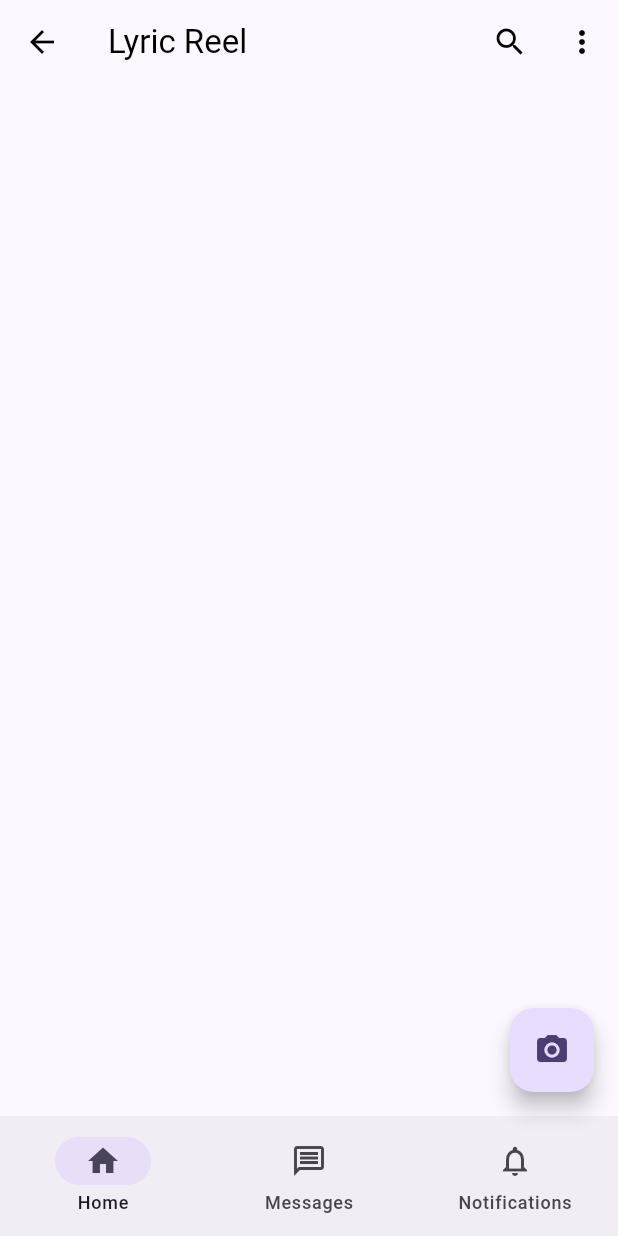
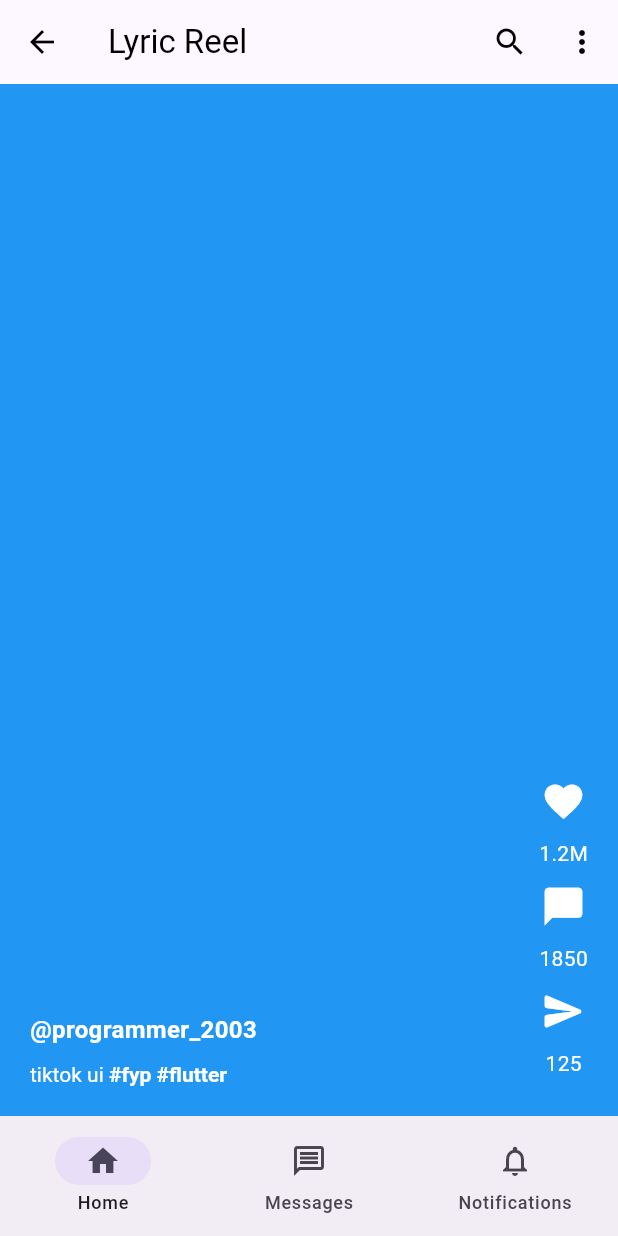
Before and after one commit to buzurg2003/lyric_reel, a Flutter app: the HomePage screen opened by its route, on a phone screen of 412 x 824 dp. Run offline on Flutter 3.47's test engine with Material 3 defaults, Android fonts, the phone set to English and light mode, and no system bars.

Commit message:
Updated: bottom_navigation_home_page.dart, button.dart, home_page.dart, post_template.dart was modified

```diff
--- a/lib/pages/home_page/bottom_navigation_home_page.dart
+++ b/lib/pages/home_page/bottom_navigation_home_page.dart
@@ -1,4 +1,7 @@
 import 'package:flutter/material.dart';
+import 'package:lyric_reel/theme/app_colors.dart';
+import 'package:lyric_reel/util/post_template.dart';
+
 class BottomNavigationHomePage extends StatefulWidget {
   const BottomNavigationHomePage({Key? key}) : super(key: key);
 
@@ -9,15 +12,14 @@ class BottomNavigationHomePage extends StatefulWidget {
 class _BottomNavigationHomePageState extends State<BottomNavigationHomePage> {
   @override
   Widget build(BuildContext context) {
-    return Scaffold(
-      body: Stack(
-        children: [
-          ListView(
-            children: [
-
-            ],
-          ),
-        ],
+    return PostTemplate(
+      username: 'programmer_2003',
+      videoDescription: 'tiktok ui',
+      numberOfLikes: '1.2M',
+      numberOfComments: '1850',
+      numberOfShares: '125',
+      userPost: Container(
+        color: AppColors.blueColor,
       ),
     );
   }
--- a/lib/pages/home_page/home_page.dart
+++ b/lib/pages/home_page/home_page.dart
@@ -73,16 +73,15 @@ class _MyHomePageState extends State<HomePage> {
           });
         },
       ),
-      floatingActionButton: AnimatedSwitcher(
-        duration: Duration(milliseconds: 10),
-        child: currentPageIndex == 0
-            ? FloatingActionButton(
-          key: Key('home'),
-          child: Icon(Icons.camera_alt),
-          onPressed: () {},
-        )
-            : null,
-      ),
+      // floatingActionButton: AnimatedSwitcher(
+      //   duration: Duration(milliseconds: 10),
+      //   child: currentPageIndex == 0
+      //       ? FloatingActionButton(
+      //     key: Key('home'),
+      //     child: Icon(Icons.camera_alt),
+      //     onPressed: () {},
+      //   ) : null,
+      // ),
     );
   }
 
--- /dev/null
+++ b/lib/util/button.dart
@@ -0,0 +1,35 @@
+import 'package:flutter/material.dart';
+import 'package:lyric_reel/theme/app_colors.dart';
+
+class MyButton extends StatelessWidget {
+  final icon;
+  final String number;
+
+  const MyButton({
+    this.icon,
+    required this.number
+  });
+
+  @override
+  Widget build(BuildContext context) {
+    return Padding(
+      padding: const EdgeInsets.symmetric(vertical: 5.0),
+      child: Column(
+        children: [
+          Icon(
+            icon,
+            color: AppColors.white,
+            size: 30,
+          ),
+          SizedBox(height: 10,),
+          Text(
+            number,
+            style: TextStyle(
+              color: AppColors.white
+            ),
+          )
+        ],
+      ),
+    );
+  }
+}
--- /dev/null
+++ b/lib/util/post_template.dart
@@ -0,0 +1,102 @@
+import 'package:flutter/material.dart';
+import 'package:lyric_reel/theme/app_colors.dart';
+import 'package:lyric_reel/util/button.dart';
+
+class PostTemplate extends StatelessWidget {
+
+  final String username;
+  final String videoDescription;
+  final String numberOfLikes;
+  final String numberOfComments;
+  final String numberOfShares;
+  final userPost;
+
+  PostTemplate({
+    required this.username,
+    required this.videoDescription,
+    required this.numberOfLikes,
+    required this.numberOfComments,
+    required this.numberOfShares,
+    this.userPost,
+  });
+
+
+  @override
+  Widget build(BuildContext context) {
+    return Scaffold(
+      body: Stack(
+        children: [
+          // user post (at the very back)
+          userPost,
+          // user name and caption
+          Padding(
+            padding: const EdgeInsets.all(20.0),
+            child: Container(
+              alignment: Alignment(-1, -1),
+              child: Column(
+                mainAxisAlignment: MainAxisAlignment.end,
+                crossAxisAlignment: CrossAxisAlignment.start,
+                children: [
+                  Text(
+                    '@$username',
+                    style: TextStyle(
+                      fontWeight: FontWeight.bold,
+                      fontSize: 16,
+                      color: AppColors.white
+                    ),
+                  ),
+                  SizedBox(
+                    height: 10,
+                  ),
+                  RichText(
+                    text: TextSpan(
+                      children: [
+                        TextSpan(
+                          text: videoDescription,
+                          style: TextStyle(
+                            color: AppColors.white
+                          )
+                        ),
+                        TextSpan(
+                          text: ' #fyp #flutter',
+                            style: TextStyle(
+                              fontWeight: FontWeight.bold,
+                              color: AppColors.white
+                            )
+                        ),
+                      ]
+                    )
+                  ),
+                ],
+              ),
+            ),
+          ),
+          // buttons
+          Padding(
+            padding: const EdgeInsets.all(20.0),
+            child: Container(
+              alignment: Alignment(1,1),
+              child: Column(
+                mainAxisAlignment: MainAxisAlignment.end,
+                children: [
+                  MyButton(
+                    icon: Icons.favorite,
+                    number: numberOfLikes,
+                  ),
+                  MyButton(
+                    icon: Icons.chat_bubble_outlined,
+                    number: numberOfComments,
+                  ),
+                  MyButton(
+                    icon: Icons.send_rounded,
+                    number: numberOfShares,
+                  ),
+                ],
+              ),
+            ),
+          )
+        ],
+      ),
+    );
+  }
+}
```
